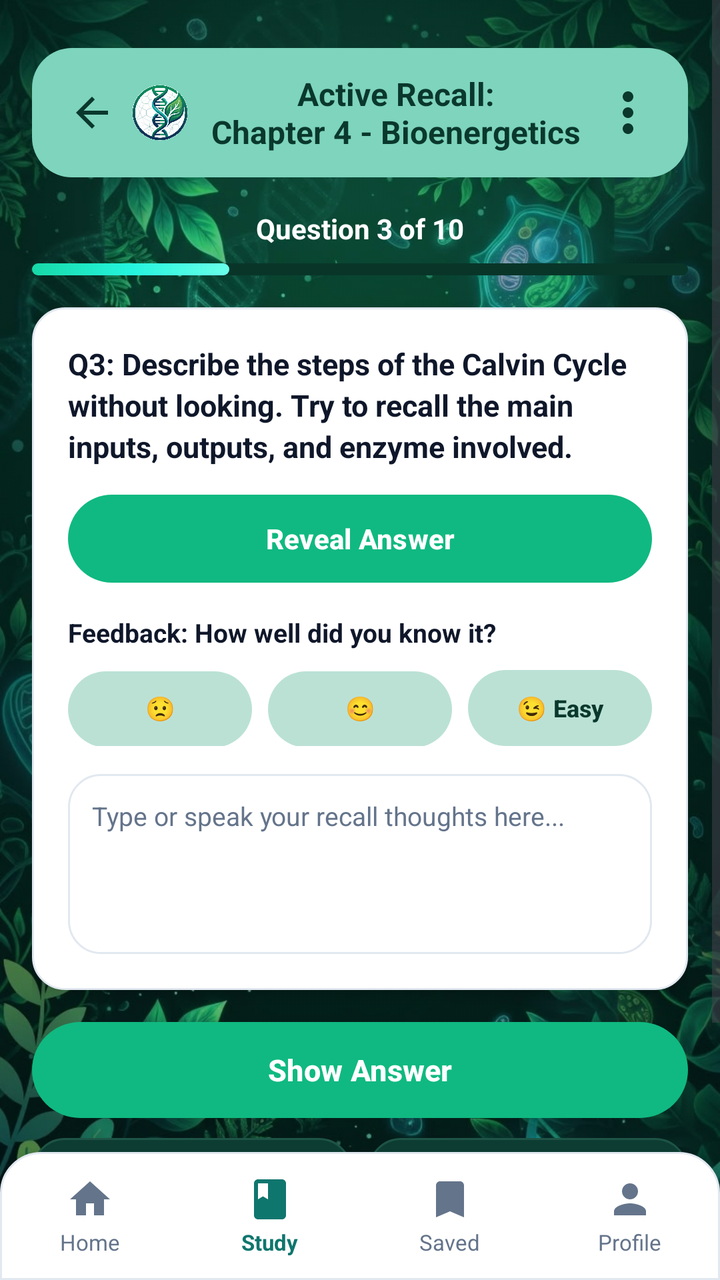
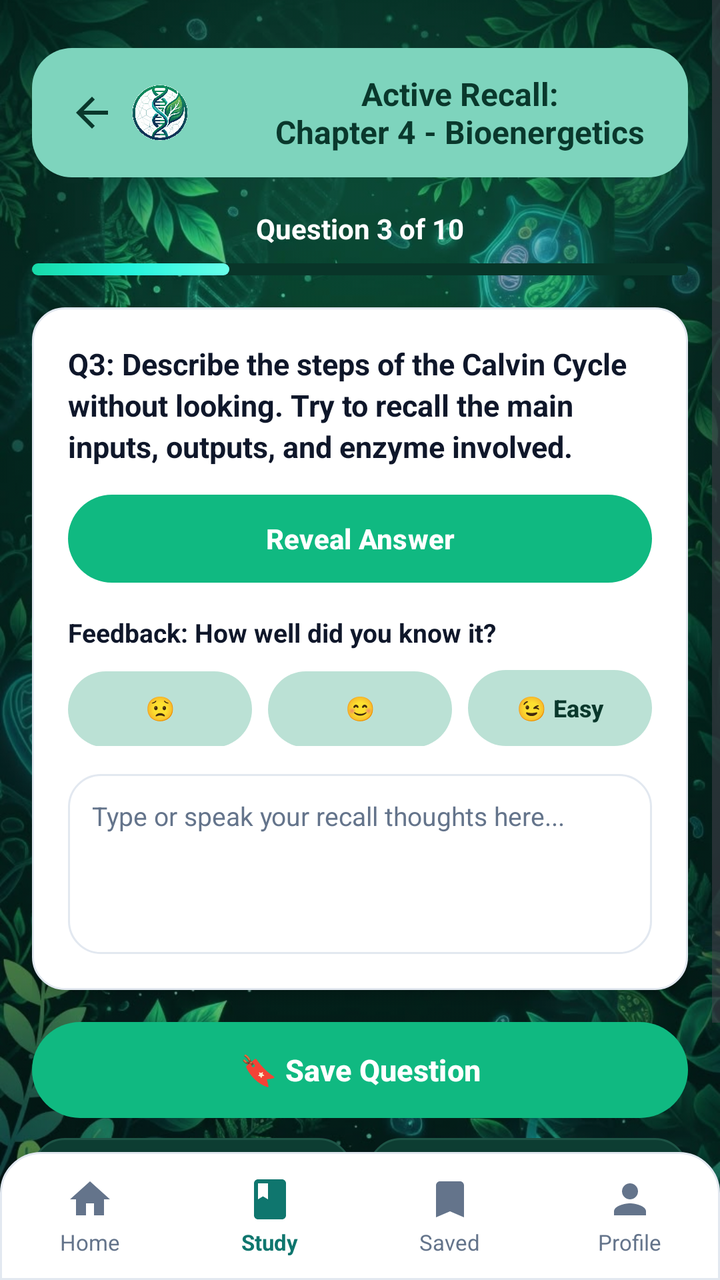

Screens rendered from an Android XML layout before and after an edit, with the pre-edit source and the edit as a unified diff.
<!-- AndroidManifest.xml: application theme Theme.BioPrepAcademicStudyGuide -->
<!-- res/layout/activity_active_recall.xml -->
<?xml version="1.0" encoding="utf-8"?>
<androidx.constraintlayout.widget.ConstraintLayout xmlns:android="http://schemas.android.com/apk/res/android"
    xmlns:app="http://schemas.android.com/apk/res-auto"
    xmlns:tools="http://schemas.android.com/tools"
    android:id="@+id/layoutActiveRecallRoot"
    android:layout_width="match_parent"
    android:layout_height="match_parent"
    android:background="@color/bio_surface">

    
    <ImageView
        android:id="@+id/ivActiveRecallBackground"
        android:layout_width="0dp"
        android:layout_height="0dp"
        android:alpha="0.85"
        android:importantForAccessibility="no"
        android:scaleType="centerCrop"
        android:src="@drawable/bg_stitch_biology"
        app:layout_constraintBottom_toBottomOf="parent"
        app:layout_constraintEnd_toEndOf="parent"
        app:layout_constraintStart_toStartOf="parent"
        app:layout_constraintTop_toTopOf="parent" />

    <View
        android:layout_width="0dp"
        android:layout_height="0dp"
        android:background="#22001713"
        app:layout_constraintBottom_toBottomOf="parent"
        app:layout_constraintEnd_toEndOf="parent"
        app:layout_constraintStart_toStartOf="parent"
        app:layout_constraintTop_toTopOf="parent" />

    
    <ScrollView
        android:layout_width="0dp"
        android:layout_height="0dp"
        android:fillViewport="true"
        app:layout_constraintBottom_toTopOf="@id/bottomNavBar"
        app:layout_constraintEnd_toEndOf="parent"
        app:layout_constraintStart_toStartOf="parent"
        app:layout_constraintTop_toTopOf="parent">

        <LinearLayout
            android:id="@+id/main"
            android:layout_width="match_parent"
            android:layout_height="wrap_content"
            android:orientation="vertical"
            android:paddingStart="16dp"
            android:paddingTop="24dp"
            android:paddingEnd="16dp"
            android:paddingBottom="24dp">

            
            <androidx.constraintlayout.widget.ConstraintLayout
                android:id="@+id/bannerRecallHeader"
                android:layout_width="match_parent"
                android:layout_height="wrap_content"
                android:background="@drawable/bg_header_banner_teal"
                android:paddingStart="14dp"
                android:paddingTop="12dp"
                android:paddingEnd="14dp"
                android:paddingBottom="12dp">

                
                <LinearLayout
                    android:id="@+id/layoutRecallTopLeft"
                    android:layout_width="wrap_content"
                    android:layout_height="wrap_content"
                    android:gravity="center_vertical"
                    android:orientation="horizontal"
                    app:layout_constraintBottom_toBottomOf="parent"
                    app:layout_constraintStart_toStartOf="parent"
                    app:layout_constraintTop_toTopOf="parent">

                    <ImageButton
                        android:id="@+id/btnRecallBack"
                        android:layout_width="32dp"
                        android:layout_height="32dp"
                        android:background="?attr/selectableItemBackgroundBorderless"
                        android:contentDescription="Back"
                        android:src="@drawable/ic_arrow_back"
                        app:tint="@color/bio_banner_header_text" />

                    <ImageView
                        android:layout_width="28dp"
                        android:layout_height="28dp"
                        android:layout_marginStart="4dp"
                        android:contentDescription="BioPrep App Logo"
                        android:src="@drawable/app_logo" />
                </LinearLayout>

                
                <LinearLayout
                    android:layout_width="0dp"
                    android:layout_height="wrap_content"
                    android:layout_marginStart="8dp"
                    android:layout_marginEnd="8dp"
                    android:gravity="center"
                    android:orientation="vertical"
                    app:layout_constraintBottom_toBottomOf="parent"
                    app:layout_constraintEnd_toStartOf="@id/btnRecallOptions"
                    app:layout_constraintStart_toEndOf="@id/btnRecallBack"
                    app:layout_constraintTop_toTopOf="parent">

                    <TextView
                        android:id="@+id/tvRecallHeaderTitle"
                        android:layout_width="wrap_content"
                        android:layout_height="wrap_content"
                        android:gravity="center"
                        android:text="Active Recall:\nChapter 4 - Bioenergetics"
                        android:textColor="@color/bio_banner_header_text"
                        android:textSize="16sp"
                        android:textStyle="bold" />
                </LinearLayout>

                
                <ImageView
                    android:id="@+id/btnRecallOptions"
                    android:layout_width="32dp"
                    android:layout_height="32dp"
                    android:background="?attr/selectableItemBackgroundBorderless"
                    android:contentDescription="Options"
                    android:src="@drawable/ic_more_vert_clean"
                    app:layout_constraintBottom_toBottomOf="parent"
                    app:layout_constraintEnd_toEndOf="parent"
                    app:layout_constraintTop_toTopOf="parent"
                    app:tint="@color/bio_banner_header_text" />

            </androidx.constraintlayout.widget.ConstraintLayout>

            
            <TextView
                android:id="@+id/tvQuestionProgress"
                android:layout_width="wrap_content"
                android:layout_height="wrap_content"
                android:layout_gravity="center_horizontal"
                android:layout_marginTop="16dp"
                android:text="Question 3 of 10"
                android:textColor="@color/white"
                android:textSize="14sp"
                android:textStyle="bold" />

            <ProgressBar
                android:id="@+id/pbRecallProgress"
                style="?android:attr/progressBarStyleHorizontal"
                android:layout_width="match_parent"
                android:layout_height="6dp"
                android:layout_marginTop="8dp"
                android:max="10"
                android:progress="3"
                android:progressDrawable="@drawable/progress_bar_cyan" />

            
            <LinearLayout
                android:id="@+id/cardQuestionContainer"
                android:layout_width="match_parent"
                android:layout_height="wrap_content"
                android:layout_marginTop="16dp"
                android:background="@drawable/bg_card_white"
                android:elevation="4dp"
                android:orientation="vertical"
                android:padding="18dp">

                
                <TextView
                    android:id="@+id/tvRecallPrompt"
                    android:layout_width="match_parent"
                    android:layout_height="wrap_content"
                    android:lineSpacingExtra="3dp"
                    android:text="Q3: Describe the steps of the Calvin Cycle without looking. Try to recall the main inputs, outputs, and enzyme involved."
                    android:textColor="@color/bio_card_text_dark"
                    android:textSize="15sp"
                    android:textStyle="bold" />

                
                <TextView
                    android:id="@+id/tvRecallPromptBn"
                    android:layout_width="match_parent"
                    android:layout_height="wrap_content"
                    android:layout_marginTop="4dp"
                    android:text="ক্যালভিন চক্রের প্রধান ধাপ ও এনজাইম স্মরণ করুন"
                    android:textColor="@color/bio_card_text_muted"
                    android:textSize="12sp"
                    android:visibility="gone" />

                
                <Button
                    android:id="@+id/btnToggleAnswer"
                    android:layout_width="match_parent"
                    android:layout_height="44dp"
                    android:layout_marginTop="14dp"
                    android:background="@drawable/bg_pill_emerald"
                    android:text="Reveal Answer"
                    android:textAllCaps="false"
                    android:textColor="@color/white"
                    android:textSize="14sp"
                    android:textStyle="bold"
                    app:backgroundTint="@null" />

                
                <LinearLayout
                    android:id="@+id/layoutAnswerContainer"
                    android:layout_width="match_parent"
                    android:layout_height="wrap_content"
                    android:layout_marginTop="12dp"
                    android:background="#F0FDF4"
                    android:orientation="vertical"
                    android:padding="12dp"
                    android:visibility="gone">

                    <TextView
                        android:layout_width="wrap_content"
                        android:layout_height="wrap_content"
                        android:text="Model Answer (Active Recall Key):"
                        android:textColor="#166534"
                        android:textSize="12sp"
                        android:textStyle="bold" />

                    <TextView
                        android:id="@+id/tvModelAnswer"
                        android:layout_width="match_parent"
                        android:layout_height="wrap_content"
                        android:layout_marginTop="4dp"
                        android:lineSpacingExtra="2dp"
                        android:text="1. Carbon Fixation: RuBisCO fixes CO2 with RuBP (5C) forming 3-PGA.\n2. Reduction: 3-PGA converts to G3P using ATP and NADPH.\n3. RuBP Regeneration: G3P molecules regenerate RuBP using ATP."
                        android:textColor="#14532D"
                        android:textSize="13sp" />

                    <TextView
                        android:id="@+id/tvRecallKeywords"
                        android:layout_width="match_parent"
                        android:layout_height="wrap_content"
                        android:layout_marginTop="6dp"
                        android:text="Keywords: RuBisCO • RuBP • 3-PGA • G3P • ATP • NADPH"
                        android:textColor="#15803D"
                        android:textSize="11sp"
                        android:textStyle="italic" />
                </LinearLayout>

                
                <TextView
                    android:layout_width="wrap_content"
                    android:layout_height="wrap_content"
                    android:layout_marginTop="16dp"
                    android:text="Feedback: How well did you know it?"
                    android:textColor="@color/bio_card_text_dark"
                    android:textSize="13sp"
                    android:textStyle="bold" />

                
                <LinearLayout
                    android:layout_width="match_parent"
                    android:layout_height="wrap_content"
                    android:layout_marginTop="10dp"
                    android:orientation="horizontal">

                    
                    <Button
                        android:id="@+id/btnRecallAgain"
                        android:layout_width="0dp"
                        android:layout_height="38dp"
                        android:layout_weight="1"
                        android:background="@drawable/bg_pill_soft_teal"
                        android:text="😟 Again"
                        android:textAllCaps="false"
                        android:textColor="@color/bio_banner_header_text"
                        android:textSize="12sp"
                        android:textStyle="bold"
                        app:backgroundTint="@null" />

                    
                    <Button
                        android:id="@+id/btnRecallGood"
                        android:layout_width="0dp"
                        android:layout_height="38dp"
                        android:layout_marginStart="8dp"
                        android:layout_weight="1"
                        android:background="@drawable/bg_pill_soft_teal"
                        android:text="😊 Good"
                        android:textAllCaps="false"
                        android:textColor="@color/bio_banner_header_text"
                        android:textSize="12sp"
                        android:textStyle="bold"
                        app:backgroundTint="@null" />

                    
                    <Button
                        android:id="@+id/btnRecallEasy"
                        android:layout_width="0dp"
                        android:layout_height="38dp"
                        android:layout_marginStart="8dp"
                        android:layout_weight="1"
                        android:background="@drawable/bg_pill_soft_teal"
                        android:text="😉 Easy"
                        android:textAllCaps="false"
                        android:textColor="@color/bio_banner_header_text"
                        android:textSize="12sp"
                        android:textStyle="bold"
                        app:backgroundTint="@null" />
                </LinearLayout>

                
                <EditText
                    android:id="@+id/etActiveRecallText"
                    android:layout_width="match_parent"
                    android:layout_height="90dp"
                    android:layout_marginTop="14dp"
                    android:background="@drawable/bg_card"
                    android:gravity="top|start"
                    android:hint="Type or speak your recall thoughts here..."
                    android:padding="12dp"
                    android:textColor="@color/bio_card_text_dark"
                    android:textColorHint="@color/bio_card_text_muted"
                    android:textSize="13sp" />

            </LinearLayout>

            
            <Button
                android:id="@+id/btnShowAnswerBottom"
                android:layout_width="match_parent"
                android:layout_height="48dp"
                android:layout_marginTop="16dp"
                android:background="@drawable/bg_pill_emerald"
                android:text="Show Answer"
                android:textAllCaps="false"
                android:textColor="@color/white"
                android:textSize="15sp"
                android:textStyle="bold"
                app:backgroundTint="@null" />

            
            <LinearLayout
                android:layout_width="match_parent"
                android:layout_height="wrap_content"
                android:layout_marginTop="10dp"
                android:orientation="horizontal">

                <Button
                    android:id="@+id/btnRecallPrev"
                    android:layout_width="0dp"
                    android:layout_height="40dp"
                    android:layout_weight="1"
                    android:background="@drawable/bg_card_dark_teal"
                    android:text="◀ Previous"
                    android:textAllCaps="false"
                    android:textColor="@color/white"
                    android:textSize="12sp"
                    app:backgroundTint="@null" />

                <Button
                    android:id="@+id/btnRecallNext"
                    android:layout_width="0dp"
                    android:layout_height="40dp"
                    android:layout_marginStart="8dp"
                    android:layout_weight="1"
                    android:background="@drawable/bg_card_dark_teal"
                    android:text="Next Drill ▶"
                    android:textAllCaps="false"
                    android:textColor="@color/white"
                    android:textSize="12sp"
                    app:backgroundTint="@null" />
            </LinearLayout>

            
            <TextView
                android:id="@+id/tvChapterTag"
                android:layout_width="wrap_content"
                android:layout_height="wrap_content"
                android:visibility="gone" />

            
            <View
                android:layout_width="match_parent"
                android:layout_height="16dp" />

        </LinearLayout>
    </ScrollView>

    
    <LinearLayout
        android:id="@+id/bottomNavBar"
        android:layout_width="0dp"
        android:layout_height="64dp"
        android:background="@drawable/bg_bottom_nav_dock"
        android:elevation="8dp"
        android:gravity="center_vertical"
        android:orientation="horizontal"
        app:layout_constraintBottom_toBottomOf="parent"
        app:layout_constraintEnd_toEndOf="parent"
        app:layout_constraintStart_toStartOf="parent">

        
        <LinearLayout
            android:id="@+id/navTabHome"
            android:layout_width="0dp"
            android:layout_height="match_parent"
            android:layout_weight="1"
            android:gravity="center"
            android:orientation="vertical">

            <ImageView
                android:layout_width="24dp"
                android:layout_height="24dp"
                android:src="@drawable/ic_home_nav"
                app:tint="@color/bio_nav_inactive" />

            <TextView
                android:layout_width="wrap_content"
                android:layout_height="wrap_content"
                android:layout_marginTop="2dp"
                android:text="Home"
                android:textColor="@color/bio_nav_inactive"
                android:textSize="11sp" />
        </LinearLayout>

        
        <LinearLayout
            android:id="@+id/navTabStudy"
            android:layout_width="0dp"
            android:layout_height="match_parent"
            android:layout_weight="1"
            android:gravity="center"
            android:orientation="vertical">

            <ImageView
                android:layout_width="24dp"
                android:layout_height="24dp"
                android:src="@drawable/ic_study_nav"
                app:tint="@color/bio_nav_active" />

            <TextView
                android:layout_width="wrap_content"
                android:layout_height="wrap_content"
                android:layout_marginTop="2dp"
                android:text="Study"
                android:textColor="@color/bio_nav_active"
                android:textSize="11sp"
                android:textStyle="bold" />
        </LinearLayout>

        
        <LinearLayout
            android:id="@+id/navTabSaved"
            android:layout_width="0dp"
            android:layout_height="match_parent"
            android:layout_weight="1"
            android:gravity="center"
            android:orientation="vertical">

            <ImageView
                android:layout_width="24dp"
                android:layout_height="24dp"
                android:src="@drawable/ic_saved_nav" />

            <TextView
                android:layout_width="wrap_content"
                android:layout_height="wrap_content"
                android:layout_marginTop="2dp"
                android:text="Saved"
                android:textColor="@color/bio_nav_inactive"
                android:textSize="11sp" />
        </LinearLayout>

        
        <LinearLayout
            android:id="@+id/navTabProfile"
            android:layout_width="0dp"
            android:layout_height="match_parent"
            android:layout_weight="1"
            android:gravity="center"
            android:orientation="vertical">

            <ImageView
                android:layout_width="24dp"
                android:layout_height="24dp"
                android:src="@drawable/ic_profile_nav" />

            <TextView
                android:layout_width="wrap_content"
                android:layout_height="wrap_content"
                android:layout_marginTop="2dp"
                android:text="Profile"
                android:textColor="@color/bio_nav_inactive"
                android:textSize="11sp" />
        </LinearLayout>

    </LinearLayout>

</androidx.constraintlayout.widget.ConstraintLayout>
<!-- resources referenced by this layout -->
<resources>
  <color name="bio_banner_header_text">#0A382C</color>
  <color name="bio_card_text_dark">#0F172A</color>
  <color name="bio_card_text_muted">#64748B</color>
  <color name="bio_nav_active">#0F766E</color>
  <color name="bio_nav_inactive">#64748B</color>
  <color name="bio_surface">#001713</color>
  <color name="white">#FFFFFFFF</color>
  <!-- drawable bg_card (drawable) -->
  <?xml version="1.0" encoding="utf-8"?>
  <shape xmlns:android="http://schemas.android.com/apk/res/android"
      android:shape="rectangle">
      <solid android:color="@color/bio_card_white" />
      <corners android:radius="16dp" />
      <stroke
          android:width="1dp"
          android:color="#E2E8F0" />
  </shape>
  <!-- drawable bg_card_white (drawable) -->
  <?xml version="1.0" encoding="utf-8"?>
  <shape xmlns:android="http://schemas.android.com/apk/res/android"
      android:shape="rectangle">
      <solid android:color="@color/bio_card_white" />
      <corners android:radius="16dp" />
      <stroke
          android:width="1dp"
          android:color="#E2E8F0" />
  </shape>
  <!-- drawable bg_header_banner_teal (drawable) -->
  <?xml version="1.0" encoding="utf-8"?>
  <shape xmlns:android="http://schemas.android.com/apk/res/android"
      android:shape="rectangle">
      <solid android:color="@color/bio_banner_header" />
      <corners android:radius="20dp" />
  </shape>
  <!-- drawable bg_pill_emerald (drawable) -->
  <?xml version="1.0" encoding="utf-8"?>
  <shape xmlns:android="http://schemas.android.com/apk/res/android"
      android:shape="rectangle">
      <solid android:color="@color/bio_emerald_btn" />
      <corners android:radius="24dp" />
  </shape>
  <!-- drawable bg_pill_soft_teal (drawable) -->
  <?xml version="1.0" encoding="utf-8"?>
  <shape xmlns:android="http://schemas.android.com/apk/res/android"
      android:shape="rectangle">
      <solid android:color="@color/bio_feedback_pill" />
      <corners android:radius="20dp" />
  </shape>
  <!-- drawable ic_home_nav (drawable) -->
  <vector xmlns:android="http://schemas.android.com/apk/res/android"
      android:width="24dp"
      android:height="24dp"
      android:viewportWidth="24"
      android:viewportHeight="24">
      <path
          android:fillColor="#0F766E"
          android:pathData="M10,20v-6h4v6h5v-8h3L12,3 2,12h3v8z" />
  </vector>
  <!-- drawable ic_more_vert_clean (drawable) -->
  <vector xmlns:android="http://schemas.android.com/apk/res/android"
      android:width="24dp"
      android:height="24dp"
      android:viewportWidth="24"
      android:viewportHeight="24">
      <path
          android:fillColor="#FFFFFF"
          android:pathData="M12,8c1.1,0 2,-0.9 2,-2s-0.9,-2 -2,-2 -2,0.9 -2,2 0.9,2 2,2zM12,10c-1.1,0 -2,0.9 -2,2s0.9,2 2,2 2,-0.9 2,-2 -0.9,-2 -2,-2zM12,16c-1.1,0 -2,0.9 -2,2s0.9,2 2,2 2,-0.9 2,-2 -0.9,-2 -2,-2z" />
  </vector>
  <!-- drawable ic_saved_nav (drawable) -->
  <vector xmlns:android="http://schemas.android.com/apk/res/android"
      android:width="24dp"
      android:height="24dp"
      android:viewportWidth="24"
      android:viewportHeight="24">
      <path
          android:fillColor="#64748B"
          android:pathData="M17,3H7c-1.1,0 -1.99,0.9 -1.99,2L5,21l7,-3 7,3V5c0,-1.1 -0.9,-2 -2,-2z" />
  </vector>
  <style name="Theme.BioPrepAcademicStudyGuide" parent="Base.Theme.BioPrepAcademicStudyGuide" />
  <color name="bio_nav_dock_bg">#FFFFFF</color>
  <color name="bio_card_white">#FFFFFF</color>
  <color name="bio_container_dark_teal">#0D3D32</color>
  <color name="bio_container_dark_border">#1E5446</color>
  <color name="bio_banner_header">#7ED4BD</color>
  <color name="bio_emerald_btn">#10B981</color>
  <color name="bio_feedback_pill">#BBE1D5</color>
  <style name="Base.Theme.BioPrepAcademicStudyGuide" parent="Theme.Material3.DayNight.NoActionBar">
          
          
      </style>
  <!-- unchanged entries left out for length: 8 -->
</resources>

<!-- the commit's change to res/layout/activity_active_recall.xml (unified diff, before → after) -->
@@ -32,9 +32,11 @@
 
     
     <ScrollView
+        android:id="@+id/scrollActiveRecall"
         android:layout_width="0dp"
         android:layout_height="0dp"
         android:fillViewport="true"
+        android:isScrollContainer="true"
         app:layout_constraintBottom_toTopOf="@id/bottomNavBar"
         app:layout_constraintEnd_toEndOf="parent"
         app:layout_constraintStart_toStartOf="parent"
@@ -98,7 +100,7 @@
                     android:gravity="center"
                     android:orientation="vertical"
                     app:layout_constraintBottom_toBottomOf="parent"
-                    app:layout_constraintEnd_toStartOf="@id/btnRecallOptions"
+                    app:layout_constraintEnd_toEndOf="parent"
                     app:layout_constraintStart_toEndOf="@id/btnRecallBack"
                     app:layout_constraintTop_toTopOf="parent">
 
@@ -112,19 +114,6 @@
                         android:textSize="16sp"
                         android:textStyle="bold" />
                 </LinearLayout>
-
-                
-                <ImageView
-                    android:id="@+id/btnRecallOptions"
-                    android:layout_width="32dp"
-                    android:layout_height="32dp"
-                    android:background="?attr/selectableItemBackgroundBorderless"
-                    android:contentDescription="Options"
-                    android:src="@drawable/ic_more_vert_clean"
-                    app:layout_constraintBottom_toBottomOf="parent"
-                    app:layout_constraintEnd_toEndOf="parent"
-                    app:layout_constraintTop_toTopOf="parent"
-                    app:tint="@color/bio_banner_header_text" />
 
             </androidx.constraintlayout.widget.ConstraintLayout>
 
@@ -317,12 +306,12 @@
 
             
             <Button
-                android:id="@+id/btnShowAnswerBottom"
+                android:id="@+id/btnSaveRecall"
                 android:layout_width="match_parent"
                 android:layout_height="48dp"
                 android:layout_marginTop="16dp"
                 android:background="@drawable/bg_pill_emerald"
-                android:text="Show Answer"
+                android:text="🔖 Save Question"
                 android:textAllCaps="false"
                 android:textColor="@color/white"
                 android:textSize="15sp"
<!-- resource entries referenced after the edit -->
@@ -58,16 +58,6 @@
           android:fillColor="#0F766E"
           android:pathData="M10,20v-6h4v6h5v-8h3L12,3 2,12h3v8z" />
   </vector>
-  <!-- drawable ic_more_vert_clean (drawable) -->
-  <vector xmlns:android="http://schemas.android.com/apk/res/android"
-      android:width="24dp"
-      android:height="24dp"
-      android:viewportWidth="24"
-      android:viewportHeight="24">
-      <path
-          android:fillColor="#FFFFFF"
-          android:pathData="M12,8c1.1,0 2,-0.9 2,-2s-0.9,-2 -2,-2 -2,0.9 -2,2 0.9,2 2,2zM12,10c-1.1,0 -2,0.9 -2,2s0.9,2 2,2 2,-0.9 2,-2 -0.9,-2 -2,-2zM12,16c-1.1,0 -2,0.9 -2,2s0.9,2 2,2 2,-0.9 2,-2 -0.9,-2 -2,-2z" />
-  </vector>
   <!-- drawable ic_saved_nav (drawable) -->
   <vector xmlns:android="http://schemas.android.com/apk/res/android"
       android:width="24dp"
